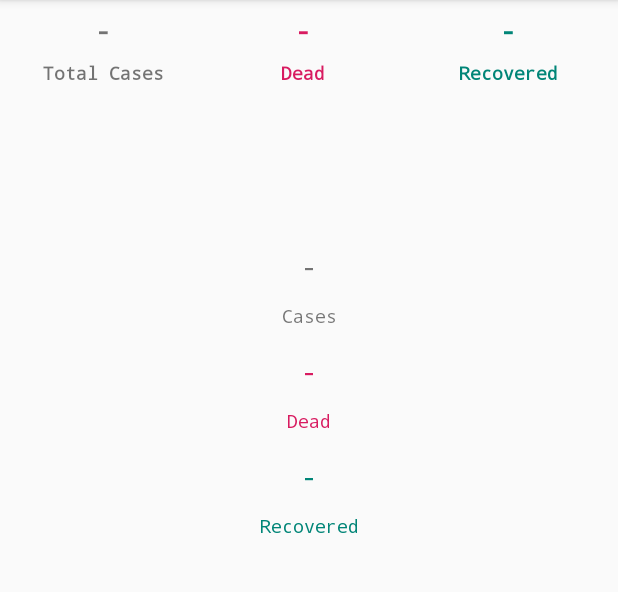
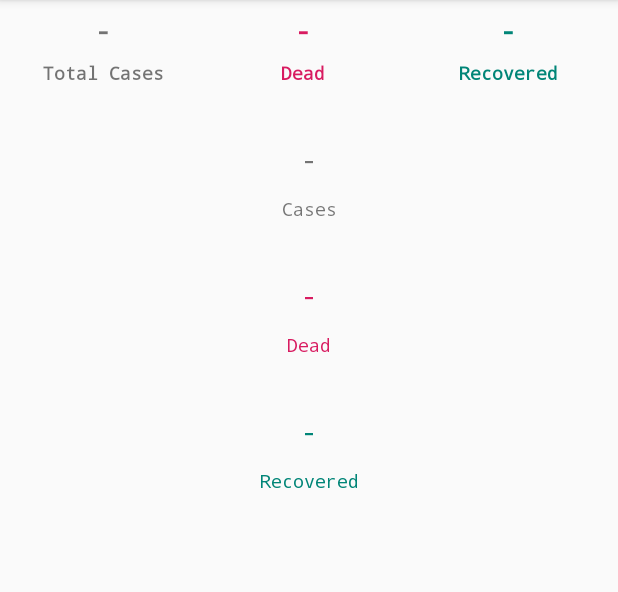
Before and after one commit to O-r-D/CoronaStats, an Android app: the screen it shows after launch (MainActivity), on a phone screen of 412 x 824 dp, the part 84-676 px from its top. Run offline under Robolectric (Android 15) with nearby library versions, the phone set to English and light mode, and no system bars.

Commit message:
Fixed constraints in fragment_country_stats.xml

```diff
--- a/app/src/main/res/layout/fragment_country_stats.xml
+++ b/app/src/main/res/layout/fragment_country_stats.xml
@@ -3,18 +3,16 @@
         xmlns:android="http://schemas.android.com/apk/res/android"
         xmlns:app="http://schemas.android.com/apk/res-auto" xmlns:tools="http://schemas.android.com/tools"
         android:layout_width="match_parent"
-        android:layout_height="wrap_content"
+        android:layout_height="match_parent"
         tools:context=".ui.CountryStatsFragment">
     <LinearLayout
             android:orientation="vertical"
             android:layout_width="0dp"
-            android:layout_height="wrap_content" android:layout_weight="1" android:layout_margin="3dp"
-            app:layout_constraintTop_toTopOf="parent"
-            app:layout_constraintStart_toStartOf="parent"
-            app:layout_constraintEnd_toEndOf="parent" android:layout_marginEnd="100dp"
-            android:id="@+id/linearLayout2" app:layout_constraintBottom_toBottomOf="parent"
-            android:layout_marginTop="500dp" android:layout_marginBottom="500dp" android:layout_marginStart="100dp"
-            app:layout_constraintVertical_bias="0.38" android:background="#00DB0A0A">
+            android:layout_height="wrap_content" app:layout_constraintTop_toTopOf="parent"
+            app:layout_constraintStart_toStartOf="parent" app:layout_constraintEnd_toEndOf="parent"
+            android:layout_marginStart="100dp" android:layout_marginEnd="100dp" android:id="@+id/linearLayout3"
+            android:layout_marginTop="16dp" app:layout_constraintBottom_toBottomOf="parent"
+            android:layout_marginBottom="16dp" app:layout_constraintVertical_bias="0.0">
         <TextView
                 android:text="@string/global_empty_result"
                 android:layout_width="match_parent"
@@ -30,11 +28,11 @@
     <LinearLayout
             android:orientation="vertical"
             android:layout_width="0dp"
-            android:layout_height="wrap_content" android:layout_weight="1" android:layout_margin="3dp"
-            app:layout_constraintTop_toBottomOf="@+id/linearLayout2" app:layout_constraintEnd_toEndOf="parent"
-            android:layout_marginEnd="100dp" app:layout_constraintStart_toStartOf="parent"
-            android:layout_marginStart="100dp" android:id="@+id/linearLayout3" android:layout_marginTop="24dp"
-            android:background="#009C9090">
+            android:layout_height="wrap_content"
+            app:layout_constraintStart_toStartOf="parent" app:layout_constraintEnd_toEndOf="parent"
+            android:layout_marginStart="100dp" android:layout_marginEnd="100dp"
+            android:id="@+id/linearLayout" app:layout_constraintTop_toBottomOf="@+id/linearLayout3"
+            android:layout_marginTop="24dp">
         <TextView
                 android:text="@string/global_empty_result"
                 android:layout_width="match_parent"
@@ -51,10 +49,10 @@
     <LinearLayout
             android:orientation="vertical"
             android:layout_width="0dp"
-            android:layout_height="wrap_content" android:layout_weight="1" android:layout_margin="3dp"
-            app:layout_constraintTop_toBottomOf="@+id/linearLayout3" app:layout_constraintEnd_toEndOf="parent"
-            android:layout_marginEnd="100dp" app:layout_constraintStart_toStartOf="parent"
-            android:layout_marginStart="100dp" android:layout_marginTop="24dp" android:background="#00FF0000">
+            android:layout_height="wrap_content"
+            app:layout_constraintEnd_toEndOf="parent" app:layout_constraintStart_toStartOf="parent"
+            android:layout_marginStart="100dp" android:layout_marginEnd="100dp"
+            app:layout_constraintTop_toBottomOf="@+id/linearLayout" android:layout_marginTop="24dp">
         <TextView
                 android:text="@string/global_empty_result"
                 android:layout_width="match_parent"
```
Also changed, not shown: 1 other file.
